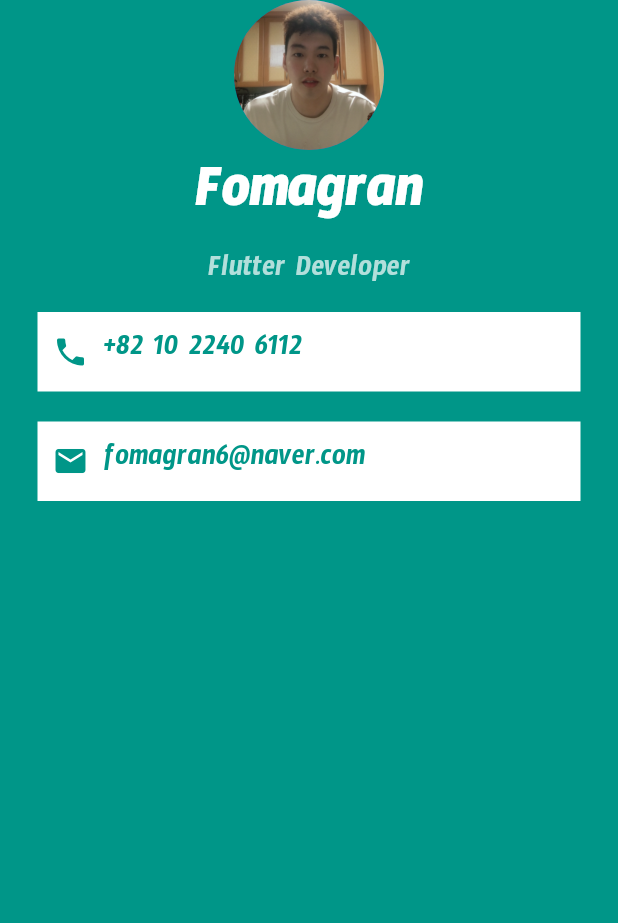
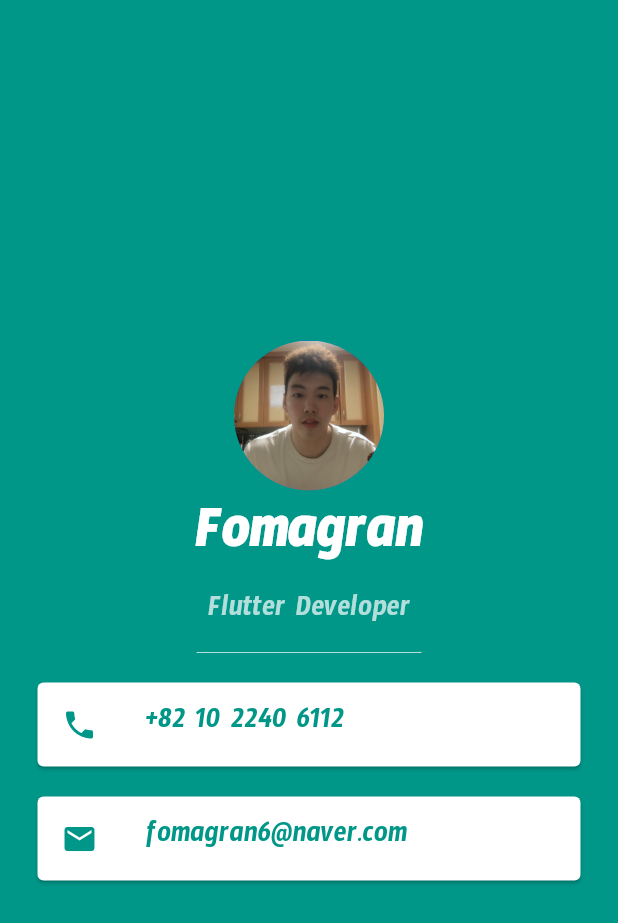
Before and after one commit to fomagran/Flutter-Example, a Flutter app: the screen it shows after launch, on a phone screen of 412 x 824 dp. Shown: the top 923 px of the screen. Run offline on Flutter 3.47's test engine with Material 2 defaults, Android fonts, the phone set to English and light mode, and no system bars.

Commit message:
카드 위젯이랑 리스트타일 위젯, 디바이더 사용해서 Mi card 완성!!

```diff
--- a/lib/main.dart
+++ b/lib/main.dart
@@ -12,6 +12,7 @@ class MyApp extends StatelessWidget {
       backgroundColor: Colors.teal,
       body: SafeArea(
           child: Column(
+        mainAxisAlignment: MainAxisAlignment.center,
         children: <Widget>[
           CircleAvatar(
             radius: 50.0,
@@ -31,48 +32,43 @@ class MyApp extends StatelessWidget {
                 fontSize: 20,
                 color: Colors.teal.shade100,
               )),
-          Container(
+          SizedBox(
+            width: 150,
+            height: 20.0,
+            child: Divider(
+              color: Colors.teal.shade100,
+            ),
+          ),
+          Card(
               color: Colors.white,
-            padding: EdgeInsets.all(10),
               margin: EdgeInsets.symmetric(vertical: 10, horizontal: 25),
-            child: Row(
-              children: <Widget>[
-                Icon(
+              child: ListTile(
+                  leading: Icon(
                     Icons.phone,
                     color: Colors.teal,
                   ),
-                SizedBox(
-                  width: 10,
-                ),
-                Text(
+                  title: Text(
                     "+82 10 2240 6112",
                     style: TextStyle(
-                      color: Colors.teal, fontFamily: "Timmana", fontSize: 20),
-                )
-              ],
-            ),
-          ),
-          Container(
+                        color: Colors.teal,
+                        fontFamily: "Timmana",
+                        fontSize: 20),
+                  ))),
+          Card(
               color: Colors.white,
-            padding: EdgeInsets.all(10),
               margin: EdgeInsets.symmetric(vertical: 10, horizontal: 25),
-            child: Row(
-              children: <Widget>[
-                Icon(
+              child: ListTile(
+                  leading: Icon(
                     Icons.email,
                     color: Colors.teal,
                   ),
-                SizedBox(
-                  width: 10,
-                ),
-                Text(
+                  title: Text(
                     "fomagran6@naver.com",
                     style: TextStyle(
-                      color: Colors.teal, fontFamily: "Timmana", fontSize: 20),
-                )
-              ],
-            ),
-          )
+                        color: Colors.teal,
+                        fontFamily: "Timmana",
+                        fontSize: 20),
+                  )))
         ],
       )),
     ));
```
Lines whose indentation alone changed are shown as unchanged.
